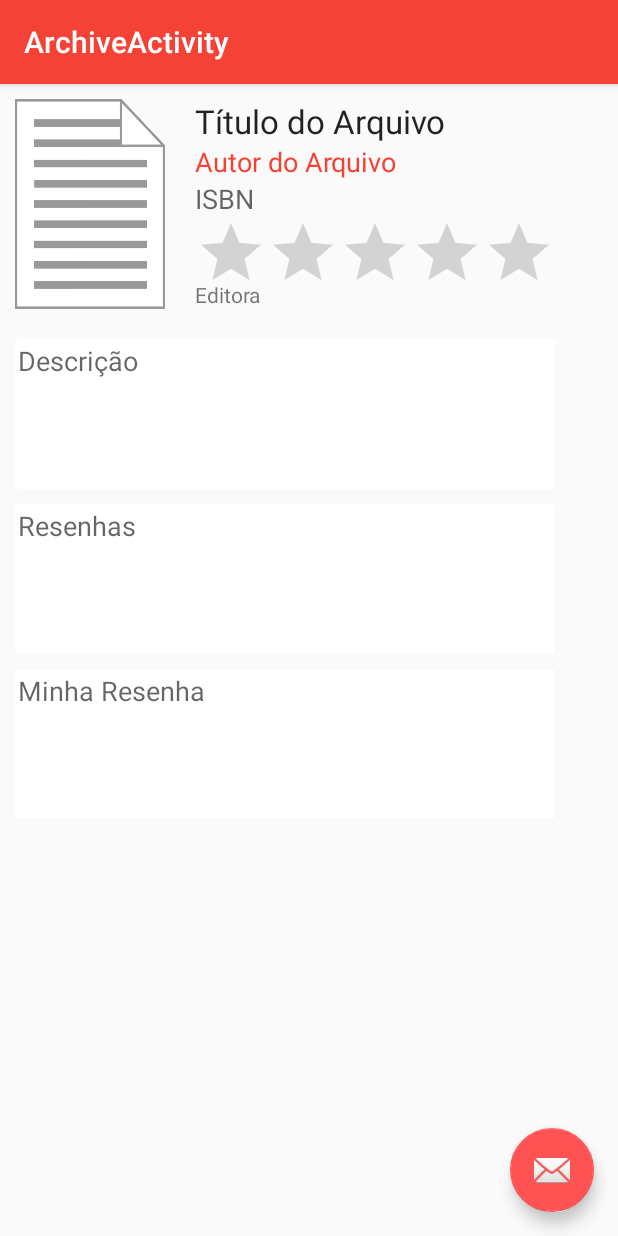
After one commit to pablobedoya/CampusTeca, an Android app: the ArchiveActivity screen opened directly, with no data from a screen before it, on a phone screen of 412 x 824 dp. The commit adds this screen. Run offline under Robolectric (Android 15) with nearby library versions, the phone set to English and light mode, and no system bars.

Commit message:
Adding ArchiveActivity #2

```diff
--- a/app/src/main/AndroidManifest.xml
+++ b/app/src/main/AndroidManifest.xml
@@ -9,7 +9,7 @@
         android:supportsRtl="true"
         android:theme="@style/AppTheme" >
         <activity
-            android:name="br.ufrn.imd.campusteca.MainActivity"
+            android:name=".MainActivity"
             android:label="@string/app_name"
             android:theme="@style/AppTheme.NoActionBar" >
             <intent-filter>
@@ -19,8 +19,8 @@
             </intent-filter>
         </activity>
         <activity
-            android:name="br.ufrn.imd.campusteca.CreateReviewActivity"
-            android:label="@string/title_activity_create_review"
+            android:name=".ArchiveActivity"
+            android:label="@string/title_activity_archive"
             android:theme="@style/AppTheme.NoActionBar" >
         </activity>
     </application>
--- /dev/null
+++ b/app/src/main/java/br/ufrn/imd/campusteca/ArchiveActivity.java
@@ -0,0 +1,29 @@
+package br.ufrn.imd.campusteca;
+
+import android.os.Bundle;
+import android.support.design.widget.FloatingActionButton;
+import android.support.design.widget.Snackbar;
+import android.support.v7.app.AppCompatActivity;
+import android.support.v7.widget.Toolbar;
+import android.view.View;
+
+public class ArchiveActivity extends AppCompatActivity {
+
+    @Override
+    protected void onCreate(Bundle savedInstanceState) {
+        super.onCreate(savedInstanceState);
+        setContentView(R.layout.activity_archive);
+        Toolbar toolbar = (Toolbar) findViewById(R.id.toolbar);
+        setSupportActionBar(toolbar);
+
+        FloatingActionButton fab = (FloatingActionButton) findViewById(R.id.fab);
+        fab.setOnClickListener(new View.OnClickListener() {
+            @Override
+            public void onClick(View view) {
+                Snackbar.make(view, "Replace with your own action", Snackbar.LENGTH_LONG)
+                        .setAction("Action", null).show();
+            }
+        });
+    }
+
+}
--- /dev/null
+++ b/app/src/main/res/drawable/archive_background.xml
@@ -0,0 +1,11 @@
+<?xml version="1.0" encoding="UTF-8"?>
+<shape xmlns:android="http://schemas.android.com/apk/res/android"
+    android:id="@+id/archive_background_shape">
+    <padding
+        android:bottom="2dp"
+        android:left="2dp"
+        android:right="2dp"
+        android:top="2dp" />
+    <corners android:radius="2dp" />
+    <solid android:color="@android:color/white" />
+</shape>
--- /dev/null
+++ b/app/src/main/res/layout/activity_archive.xml
@@ -0,0 +1,25 @@
+<?xml version="1.0" encoding="utf-8"?>
+<android.support.design.widget.CoordinatorLayout
+    xmlns:android="http://schemas.android.com/apk/res/android"
+    xmlns:app="http://schemas.android.com/apk/res-auto"
+    xmlns:tools="http://schemas.android.com/tools" android:layout_width="match_parent"
+    android:layout_height="match_parent" android:fitsSystemWindows="true"
+    tools:context="br.ufrn.imd.campusteca.ArchiveActivity">
+
+    <android.support.design.widget.AppBarLayout android:layout_height="wrap_content"
+        android:layout_width="match_parent" android:theme="@style/AppTheme.AppBarOverlay">
+
+        <android.support.v7.widget.Toolbar android:id="@+id/toolbar"
+            android:layout_width="match_parent" android:layout_height="?attr/actionBarSize"
+            android:background="?attr/colorPrimary" app:popupTheme="@style/AppTheme.PopupOverlay" />
+
+    </android.support.design.widget.AppBarLayout>
+
+    <include layout="@layout/content_archive" />
+
+    <android.support.design.widget.FloatingActionButton android:id="@+id/fab"
+        android:layout_width="wrap_content" android:layout_height="wrap_content"
+        android:layout_gravity="bottom|end" android:layout_margin="@dimen/fab_margin"
+        android:src="@android:drawable/ic_dialog_email" />
+
+</android.support.design.widget.CoordinatorLayout>
--- /dev/null
+++ b/app/src/main/res/layout/content_archive.xml
@@ -0,0 +1,128 @@
+<?xml version="1.0" encoding="utf-8"?>
+<RelativeLayout xmlns:android="http://schemas.android.com/apk/res/android"
+    xmlns:app="http://schemas.android.com/apk/res-auto"
+    xmlns:tools="http://schemas.android.com/tools"
+    android:layout_width="match_parent"
+    android:layout_height="match_parent"
+    android:paddingBottom="@dimen/activity_vertical_margin"
+    android:paddingLeft="@dimen/activity_horizontal_margin"
+    android:paddingRight="@dimen/activity_horizontal_margin"
+    android:paddingTop="@dimen/activity_vertical_margin"
+    app:layout_behavior="@string/appbar_scrolling_view_behavior"
+    tools:context="br.ufrn.imd.campusteca.ArchiveActivity"
+    tools:showIn="@layout/activity_archive">
+
+    <ImageView
+        android:id="@+id/archiveImageView"
+        android:layout_width="100dp"
+        android:layout_height="140dp"
+        android:layout_alignParentStart="true"
+        android:layout_alignParentTop="true"
+        android:layout_marginStart="10dp"
+        android:layout_marginTop="10dp"
+        android:scaleType="fitXY"
+        android:src="@drawable/archive" />
+
+    <TextView
+        android:id="@+id/archiveTitleTextView"
+        android:layout_width="wrap_content"
+        android:layout_height="wrap_content"
+        android:layout_alignTop="@+id/archiveImageView"
+        android:layout_marginStart="20dp"
+        android:layout_toEndOf="@+id/archiveImageView"
+        android:text="Título do Arquivo"
+        android:textAppearance="?android:attr/textAppearanceLarge" />
+
+    <TextView
+        android:id="@+id/authorArchiveTextView"
+        android:layout_width="wrap_content"
+        android:layout_height="wrap_content"
+        android:layout_alignStart="@+id/archiveTitleTextView"
+        android:layout_below="@+id/archiveTitleTextView"
+        android:text="Autor do Arquivo"
+        android:textAppearance="?android:attr/textAppearanceMedium"
+        android:textColor="@color/colorPrimary" />
+
+    <TextView
+        android:id="@+id/isbnTextView"
+        android:layout_width="wrap_content"
+        android:layout_height="wrap_content"
+        android:layout_alignStart="@+id/authorArchiveTextView"
+        android:layout_below="@+id/authorArchiveTextView"
+        android:text="ISBN"
+        android:textAppearance="?android:attr/textAppearanceMedium" />
+
+    <RatingBar
+        android:id="@+id/archiveRatingBar"
+        android:layout_width="wrap_content"
+        android:layout_height="wrap_content"
+        android:layout_alignStart="@+id/isbnTextView"
+        android:layout_below="@+id/isbnTextView" />
+
+    <TextView
+        android:id="@+id/publisherTextView"
+        android:layout_width="wrap_content"
+        android:layout_height="wrap_content"
+        android:layout_alignBottom="@+id/archiveImageView"
+        android:layout_alignStart="@+id/archiveRatingBar"
+        android:text="Editora"
+        android:textAppearance="?android:attr/textAppearanceSmall" />
+
+    <LinearLayout
+        android:id="@+id/descriptionLinearLayout"
+        android:layout_width="match_parent"
+        android:layout_height="100dp"
+        android:layout_alignEnd="@+id/archiveRatingBar"
+        android:layout_alignStart="@+id/archiveImageView"
+        android:layout_below="@+id/archiveImageView"
+        android:layout_marginTop="20dp"
+        android:background="@drawable/archive_background"
+        android:orientation="vertical">
+
+        <TextView
+            android:id="@+id/descriptionTextView"
+            android:layout_width="wrap_content"
+            android:layout_height="wrap_content"
+            android:text="Descrição"
+            android:textAppearance="?android:attr/textAppearanceMedium" />
+    </LinearLayout>
+
+    <LinearLayout
+        android:id="@+id/reviewsLinearLayout"
+        android:layout_width="match_parent"
+        android:layout_height="100dp"
+        android:layout_alignEnd="@+id/descriptionLinearLayout"
+        android:layout_alignStart="@+id/descriptionLinearLayout"
+        android:layout_below="@+id/descriptionLinearLayout"
+        android:layout_marginTop="10dp"
+        android:background="@drawable/archive_background"
+        android:orientation="vertical">
+
+        <TextView
+            android:id="@+id/reviewsTextView"
+            android:layout_width="wrap_content"
+            android:layout_height="wrap_content"
+            android:text="Resenhas"
+            android:textAppearance="?android:attr/textAppearanceMedium" />
+    </LinearLayout>
+
+    <LinearLayout
+        android:id="@+id/myReviewLinearLayout"
+        android:layout_width="match_parent"
+        android:layout_height="100dp"
+        android:layout_alignEnd="@+id/reviewsLinearLayout"
+        android:layout_alignStart="@+id/reviewsLinearLayout"
+        android:layout_below="@+id/reviewsLinearLayout"
+        android:layout_marginTop="10dp"
+        android:background="@drawable/archive_background"
+        android:orientation="vertical">
+
+        <TextView
+            android:id="@+id/myReviewTextView"
+            android:layout_width="wrap_content"
+            android:layout_height="wrap_content"
+            android:text="Minha Resenha"
+            android:textAppearance="?android:attr/textAppearanceMedium" />
+    </LinearLayout>
+
+</RelativeLayout>
--- a/app/src/main/res/values/strings.xml
+++ b/app/src/main/res/values/strings.xml
@@ -19,5 +19,6 @@
     <string name="title_avaliacoes">Avaliações</string>
     <string name="title_bibliotecas">Bibliotecas</string>
     <string name="title_activity_create_review">CreateReviewActivity</string>
+    <string name="title_activity_archive">ArchiveActivity</string>
 
 </resources>
```
Also changed, not shown: app/src/main/res/drawable/archive.png (added).
